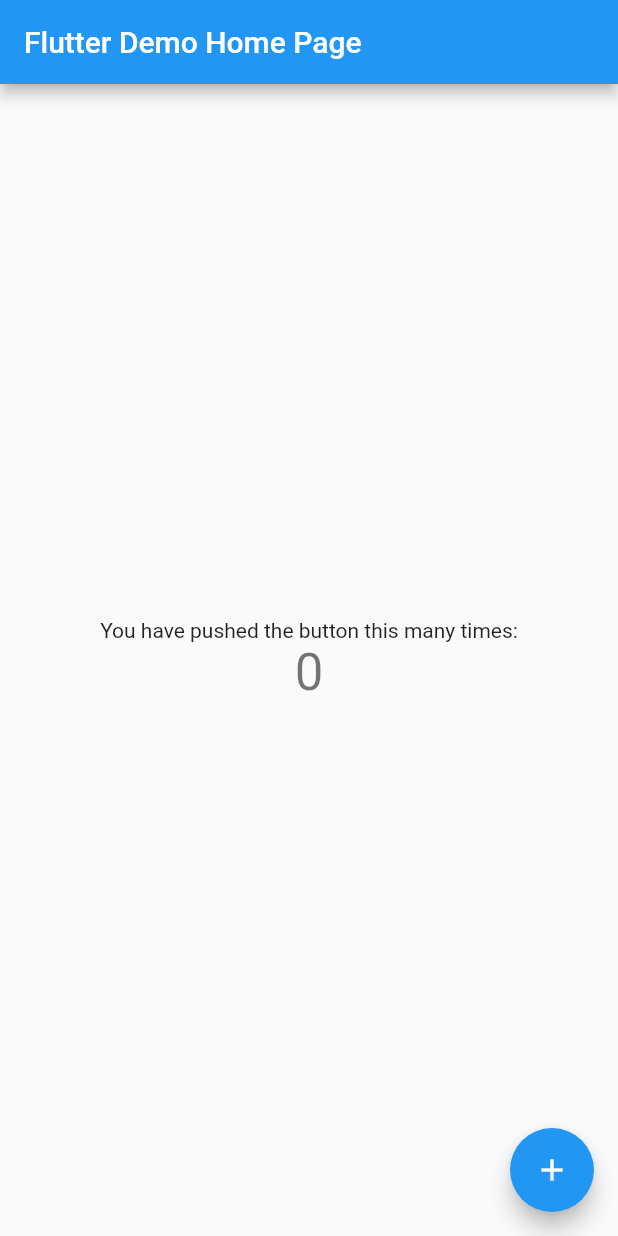
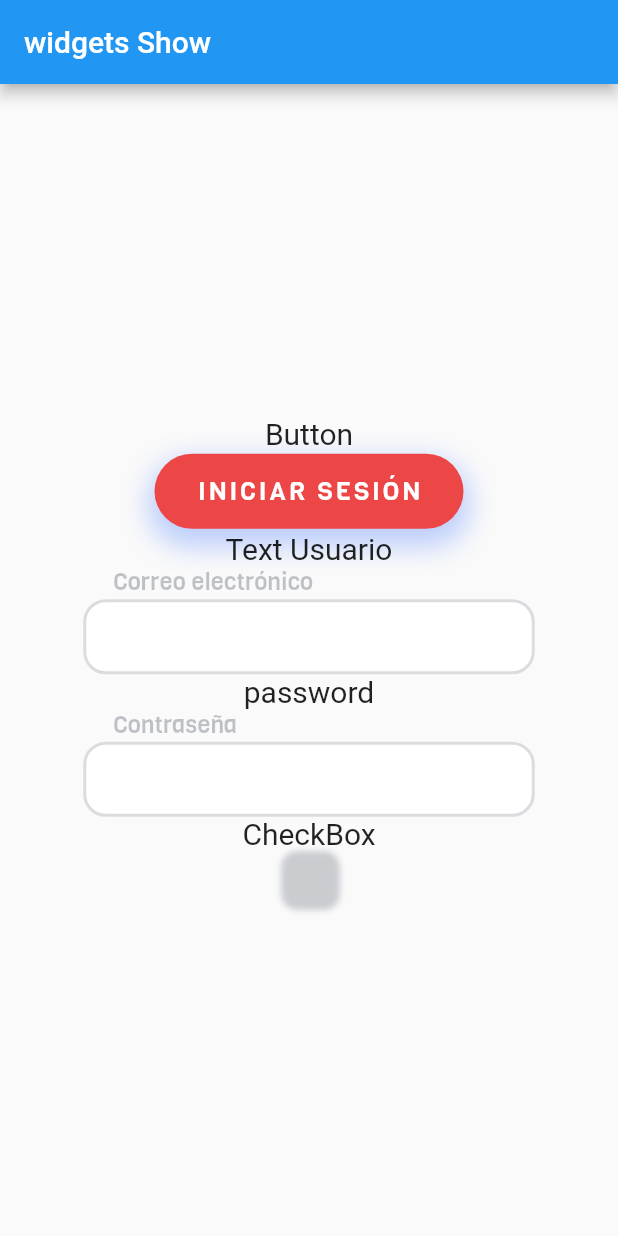
Before and after one commit to danielperez1234/proyecto_Android2p, a Flutter app: the screen it shows after launch, on a phone screen of 412 x 824 dp. Run offline on Flutter 3.47's test engine with Material 2 defaults, Android fonts, the phone set to English and light mode, and no system bars.

Commit message:
Actualizar Viga-Regular.ttf, Constantes.dart y 7 más archivos...

```diff
--- /dev/null
+++ b/lib/galeria/galeria_widgets.dart
@@ -0,0 +1,42 @@
+import 'package:flutter/material.dart';
+
+class GaleriaWidgets extends StatefulWidget {
+  GaleriaWidgets({Key? key, required this.elements}) : super(key: key);
+
+  final String title = "widgets Show";
+  Map<String, Widget> elements;
+  @override
+  State<GaleriaWidgets> createState() => _GaleriaWidgetsState();
+}
+
+class _GaleriaWidgetsState extends State<GaleriaWidgets> {
+  @override
+  Widget build(BuildContext context) {
+    return Scaffold(
+      appBar: AppBar(
+        title: Text(widget.title),
+      ),
+      body: Center(
+        child: SingleChildScrollView(
+          child: Column(
+              mainAxisAlignment: MainAxisAlignment.center,
+              children: widget.elements
+                  .map<String, Widget>((key, value) {
+                    return MapEntry(
+                        key,
+                        Column(children: [
+                          Text(
+                            key,
+                            style: TextStyle(fontSize: 20),
+                          ),
+                          value
+                        ]));
+                  })
+                  .values
+                  .toList()),
+        ),
+      ),
+      // This trailing comma makes auto-formatting nicer for build methods.
+    );
+  }
+}
--- a/lib/main.dart
+++ b/lib/main.dart
@@ -1,4 +1,8 @@
 import 'package:flutter/material.dart';
+import 'package:integranic_movil_cliente/galeria/galeria_widgets.dart';
+import 'package:integranic_movil_cliente/widgets/app_button.dart';
+import 'package:integranic_movil_cliente/widgets/app_check_box.dart';
+import 'package:integranic_movil_cliente/widgets/app_text_field.dart';
 
 void main() {
   runApp(const MyApp());
@@ -13,103 +17,28 @@ class MyApp extends StatelessWidget {
     return MaterialApp(
       title: 'Flutter Demo',
       theme: ThemeData(
-        // This is the theme of your application.
-        //
-        // Try running your application with "flutter run". You'll see the
-        // application has a blue toolbar. Then, without quitting the app, try
-        // changing the primarySwatch below to Colors.green and then invoke
-        // "hot reload" (press "r" in the console where you ran "flutter run",
-        // or simply save your changes to "hot reload" in a Flutter IDE).
-        // Notice that the counter didn't reset back to zero; the application
-        // is not restarted.
         primarySwatch: Colors.blue,
       ),
-      home: const MyHomePage(title: 'Flutter Demo Home Page'),
+      home: GaleriaWidgets(
+        elements: {
+          "Button": AppButton(
+              onPress: () {
+                print("work");
+              },
+              text: "iniciar sesión",
+              appButtonStyle: AppButtonStyle.rojo()),
+          "Text Usuario": AppTextField(
+              controller: TextEditingController(), hint: "Correo electrónico"),
+          "password": AppTextField(
+            controller: TextEditingController(),
+            hint: "Contraseña",
+            isPassword: true,
+          ),
+          "CheckBox": AppCheckBox(
+            onPress: (bool) {},
+          )
+        },
+      ),
     );
   }
 }
-
-class MyHomePage extends StatefulWidget {
-  const MyHomePage({Key? key, required this.title}) : super(key: key);
-
-  // This widget is the home page of your application. It is stateful, meaning
-  // that it has a State object (defined below) that contains fields that affect
-  // how it looks.
-
-  // This class is the configuration for the state. It holds the values (in this
-  // case the title) provided by the parent (in this case the App widget) and
-  // used by the build method of the State. Fields in a Widget subclass are
-  // always marked "final".
-
-  final String title;
-
-  @override
-  State<MyHomePage> createState() => _MyHomePageState();
-}
-
-class _MyHomePageState extends State<MyHomePage> {
-  int _counter = 0;
-
-  void _incrementCounter() {
-    setState(() {
-      // This call to setState tells the Flutter framework that something has
-      // changed in this State, which causes it to rerun the build method below
-      // so that the display can reflect the updated values. If we changed
-      // _counter without calling setState(), then the build method would not be
-      // called again, and so nothing would appear to happen.
-      _counter++;
-    });
-  }
-
-  @override
-  Widget build(BuildContext context) {
-    // This method is rerun every time setState is called, for instance as done
-    // by the _incrementCounter method above.
-    //
-    // The Flutter framework has been optimized to make rerunning build methods
-    // fast, so that you can just rebuild anything that needs updating rather
-    // than having to individually change instances of widgets.
-    return Scaffold(
-      appBar: AppBar(
-        // Here we take the value from the MyHomePage object that was created by
-        // the App.build method, and use it to set our appbar title.
-        title: Text(widget.title),
-      ),
-      body: Center(
-        // Center is a layout widget. It takes a single child and positions it
-        // in the middle of the parent.
-        child: Column(
-          // Column is also a layout widget. It takes a list of children and
-          // arranges them vertically. By default, it sizes itself to fit its
-          // children horizontally, and tries to be as tall as its parent.
-          //
-          // Invoke "debug painting" (press "p" in the console, choose the
-          // "Toggle Debug Paint" action from the Flutter Inspector in Android
-          // Studio, or the "Toggle Debug Paint" command in Visual Studio Code)
-          // to see the wireframe for each widget.
-          //
-          // Column has various properties to control how it sizes itself and
-          // how it positions its children. Here we use mainAxisAlignment to
-          // center the children vertically; the main axis here is the vertical
-          // axis because Columns are vertical (the cross axis would be
-          // horizontal).
-          mainAxisAlignment: MainAxisAlignment.center,
-          children: <Widget>[
-            const Text(
-              'You have pushed the button this many times:',
-            ),
-            Text(
-              '$_counter',
-              style: Theme.of(context).textTheme.headline4,
-            ),
-          ],
-        ),
-      ),
-      floatingActionButton: FloatingActionButton(
-        onPressed: _incrementCounter,
-        tooltip: 'Increment',
-        child: const Icon(Icons.add),
-      ), // This trailing comma makes auto-formatting nicer for build methods.
-    );
-  }
-}
--- /dev/null
+++ b/lib/widgets/app_button.dart
@@ -0,0 +1,74 @@
+import 'package:flutter/material.dart';
+import 'package:integranic_movil_cliente/Constantes.dart';
+
+class AppButton extends StatelessWidget {
+  AppButton(
+      {Key? key,
+      required this.onPress,
+      required this.text,
+      required this.appButtonStyle})
+      : super(key: key);
+  AppButtonStyle appButtonStyle;
+  Function() onPress;
+  String text;
+  @override
+  Widget build(BuildContext context) {
+    var ss = MediaQuery.of(context).size;
+    return Container(
+      decoration:
+          BoxDecoration(borderRadius: BorderRadius.circular(27), boxShadow: [
+        BoxShadow(
+          color: kBlue4shadow.withOpacity(.25),
+          offset: Offset(0, 8),
+          spreadRadius: 2,
+          blurRadius: 15,
+        )
+      ]),
+      child: RawMaterialButton(
+        onPressed: () {
+          onPress();
+        },
+        elevation: 0,
+        hoverColor: appButtonStyle.color2,
+        splashColor: appButtonStyle.color1.withOpacity(.5),
+        highlightColor: appButtonStyle.color2.withOpacity(.3),
+        padding: EdgeInsets.all(2),
+        shape: RoundedRectangleBorder(borderRadius: BorderRadius.circular(27)),
+        child: Container(
+          width: ss.width / 2,
+          height: 50,
+          decoration: BoxDecoration(
+              borderRadius: BorderRadius.circular(25),
+              gradient: appButtonStyle.gradient),
+          child: Center(
+            child: Text(
+              text.toUpperCase(),
+              style: textstyleregular(
+                  color: appButtonStyle.textColor, size: 17, letterSpacing: 2),
+            ),
+          ),
+        ),
+      ),
+    );
+  }
+}
+
+class AppButtonStyle {
+  Gradient gradient;
+  Color textColor;
+  Color color1;
+  Color color2;
+
+  AppButtonStyle(this.gradient, this.textColor, this.color1, this.color2);
+
+  factory AppButtonStyle.darkBlue() {
+    return AppButtonStyle(darkBlueGradient(), kWhite, kDarkBlue, kDarkBlue2);
+  }
+  factory AppButtonStyle.blue() {
+    return AppButtonStyle(blueGradient(), kWhite, kBlue, kBlue2);
+  }
+  factory AppButtonStyle.rojo() {
+    return AppButtonStyle(
+        LinearGradient(colors: [kRojo, kRojo]), kWhite, kRojo, kRojo);
+  }
+}
--- /dev/null
+++ b/lib/widgets/app_check_box.dart
@@ -0,0 +1,71 @@
+import 'package:flutter/material.dart';
+import 'package:integranic_movil_cliente/Constantes.dart';
+
+class AppCheckBox extends StatefulWidget {
+  AppCheckBox({Key? key, this.isCheck = false, required this.onPress})
+      : super(key: key);
+  bool isCheck;
+  Function(bool) onPress;
+  @override
+  State<AppCheckBox> createState() => _AppCheckBoxState();
+}
+
+class _AppCheckBoxState extends State<AppCheckBox>
+    with SingleTickerProviderStateMixin {
+  late Animation<Color?> animation;
+  late AnimationController ctrl;
+  void animate() async {
+    ctrl.forward();
+    await Future.delayed(Duration(milliseconds: 300));
+    ctrl.animateBack(0);
+  }
+
+  @override
+  void initState() {
+    // TODO: implement initState
+    super.initState();
+    ctrl =
+        AnimationController(duration: Duration(milliseconds: 300), vsync: this);
+    animation = ColorTween(begin: kWhite, end: kGreen2).animate(ctrl)
+      ..addListener(() {
+        setState(() {});
+      });
+  }
+
+  @override
+  Widget build(BuildContext context) {
+    return GestureDetector(
+      onTap: () {
+        animate();
+        widget.isCheck = !widget.isCheck;
+        widget.onPress(widget.isCheck);
+      },
+      child: Container(
+        height: 35,
+        width: 35,
+        decoration: BoxDecoration(
+            color: animation.value == kWhite ? null : animation.value,
+            gradient: animation.value == null
+                ? widget.isCheck
+                    ? greenGradient()
+                    : whiteGradient()
+                : null,
+            borderRadius: BorderRadius.circular(11),
+            boxShadow: [
+              BoxShadow(
+                  color: kBlackApp.withOpacity(.2),
+                  offset: Offset(1, 2),
+                  spreadRadius: 2,
+                  blurRadius: 3)
+            ]),
+        child: widget.isCheck
+            ? Icon(
+                Icons.check_rounded,
+                color: kWhite,
+                size: 30,
+              )
+            : null,
+      ),
+    );
+  }
+}
--- /dev/null
+++ b/lib/widgets/app_text_field.dart
@@ -0,0 +1,81 @@
+import 'package:flutter/material.dart';
+import 'package:flutter/services.dart';
+import 'package:integranic_movil_cliente/Constantes.dart';
+
+class AppTextField extends StatefulWidget {
+  AppTextField(
+      {Key? key,
+      required this.controller,
+      required this.hint,
+      this.isPassword = false,
+      this.width,
+      this.height})
+      : super(key: key);
+  double? width;
+  double? height;
+  TextEditingController controller;
+  bool isPassword;
+  String hint;
+  @override
+  State<AppTextField> createState() => _AppTextFieldState();
+}
+
+class _AppTextFieldState extends State<AppTextField> {
+  bool isPress = false;
+  @override
+  Widget build(BuildContext context) {
+    return Container(
+        child: Column(
+            crossAxisAlignment: CrossAxisAlignment.start,
+            mainAxisAlignment: MainAxisAlignment.start,
+            children: [
+          widget.hint != ""
+              ? Container(
+                  margin: EdgeInsets.symmetric(horizontal: 20),
+                  child: Text(
+                    widget.hint,
+                    style: textstylemedium(color: kBlackApp.withOpacity(.25)),
+                  ),
+                )
+              : const SizedBox(),
+          Container(
+            width: widget.width ?? 301,
+            height: widget.height ?? 50,
+            padding: EdgeInsets.symmetric(horizontal: 20),
+            decoration: BoxDecoration(
+              color: kWhite,
+              border: Border.all(color: kBlackApp.withOpacity(.15), width: 2),
+              borderRadius: BorderRadius.circular(15),
+            ),
+            child: Row(
+              mainAxisSize: MainAxisSize.min,
+              mainAxisAlignment: MainAxisAlignment.spaceBetween,
+              children: [
+                Expanded(
+                  child: TextField(
+                    keyboardAppearance: Brightness.light,
+                    keyboardType: widget.isPassword
+                        ? TextInputType.text
+                        : TextInputType.emailAddress,
+                    textAlignVertical: TextAlignVertical.center,
+                    style: textstylemedium(color: kBlackApp, size: 19),
+                    decoration: InputDecoration(
+                      contentPadding: EdgeInsets.only(bottom: 17),
+                      border: InputBorder.none,
+                      disabledBorder: InputBorder.none,
+                      enabledBorder: InputBorder.none,
+                      errorBorder: InputBorder.none,
+                      focusedBorder: InputBorder.none,
+                      focusedErrorBorder: InputBorder.none,
+                    ),
+                    controller: widget.controller,
+                    obscureText: !isPress && widget.isPassword,
+                    obscuringCharacter: '*',
+                  ),
+                ),
+              ],
+            ),
+          ),
+        ]));
+  }
+}
```
Also changed, not shown: lib/Constantes.dart (added, +245 -0 lines), pubspec.yaml (+7 -0 lines), assets/fonts/Viga-Regular.ttf (added), pubspec.lock.
